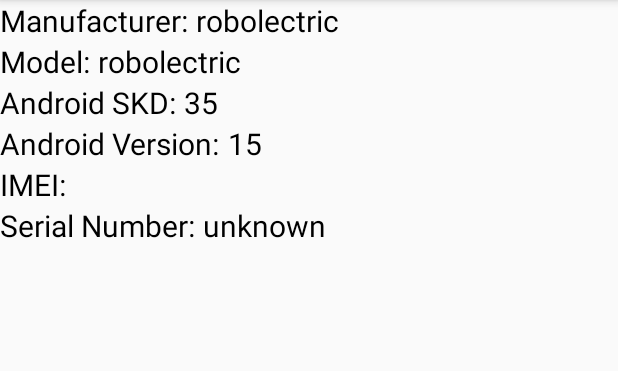
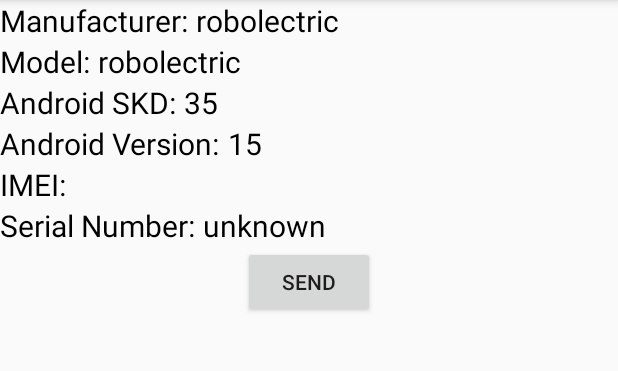
Before and after one commit to SamsonChoo/mqtt-android-thingsboard-secure, an Android app: the MainInfo screen opened directly, with no data from a screen before it, tab 2 chosen, on a phone screen of 412 x 824 dp, the part 168-539 px from its top. Run offline under Robolectric (Android 15) with nearby library versions, the phone set to English and light mode, and no system bars; libraries missing offline, so code that uses them is left out: org.eclipse.paho; pictures from the network do not load; 5 statements that could not run were skipped.

Commit message:
Send phone info

```diff
--- a/app/src/main/java/com/example/chooh/myapplication/MainInfo.java
+++ b/app/src/main/java/com/example/chooh/myapplication/MainInfo.java
@@ -146,7 +146,9 @@ public class MainInfo extends AppCompatActivity {
         sensors.setConfigName(configName);
         adapter.addFrag(sensors, "Sensors");
 
-        adapter.addFrag(new Tab1(), "Phone Info");
+        Tab1 tab1 = new Tab1();
+        tab1.setConnection(connection);
+        adapter.addFrag(tab1, "Phone Info");
         adapter.addFrag(new Tab2(), "Message");
 
         Tab3 tab3=new Tab3();
--- a/app/src/main/java/com/example/chooh/myapplication/Tab1.java
+++ b/app/src/main/java/com/example/chooh/myapplication/Tab1.java
@@ -7,15 +7,29 @@ import android.os.Build;
 import android.os.Bundle;
 import android.support.v4.app.Fragment;
 import android.telephony.TelephonyManager;
+import android.util.Log;
 import android.view.LayoutInflater;
 import android.view.View;
 import android.view.ViewGroup;
+import android.widget.Button;
 import android.widget.TextView;
+import android.widget.Toast;
+
+import org.json.JSONException;
+import org.json.JSONObject;
 
 public class Tab1 extends Fragment{
     private TelephonyManager manager;
 
     public Tab1(){}
+
+    private Connection connection=null;
+
+    private JSONObject object = new JSONObject();
+
+    public void setConnection(Connection con){
+        connection=con;
+    }
 
     @Override
     public void onCreate(Bundle savedInstanceState){
@@ -53,6 +67,27 @@ public class Tab1 extends Fragment{
         imei.setText(id);
         serial.setText(serialString);
 
+        try {
+            object.put("Manufacturer",manufacturerString);
+            object.put("Model",modelString);
+            object.put("Android SDK",sdkString);
+            object.put("Android version",versionString);
+            object.put("IMEI",id);
+            object.put("serial",serialString);
+        } catch (JSONException e) {
+            e.printStackTrace();
+        }
+
+        Button send=(Button)view.findViewById(R.id.sendPhoneInfo);
+        send.setOnClickListener(listener);
+
         return view;
     }
+
+    View.OnClickListener listener=new View.OnClickListener() {
+        @Override
+        public void onClick(View v) {
+            connection.send(object.toString());
+        }
+    };
 }
--- a/app/src/main/res/layout/phone_info.xml
+++ b/app/src/main/res/layout/phone_info.xml
@@ -124,4 +124,11 @@
             android:layout_marginLeft="5dp"/>
     </LinearLayout>
 
+    <Button
+        android:id="@+id/sendPhoneInfo"
+        android:layout_width="wrap_content"
+        android:layout_height="wrap_content"
+        android:text="@string/send"
+        android:layout_gravity="center"/>
+
 </LinearLayout>
```
